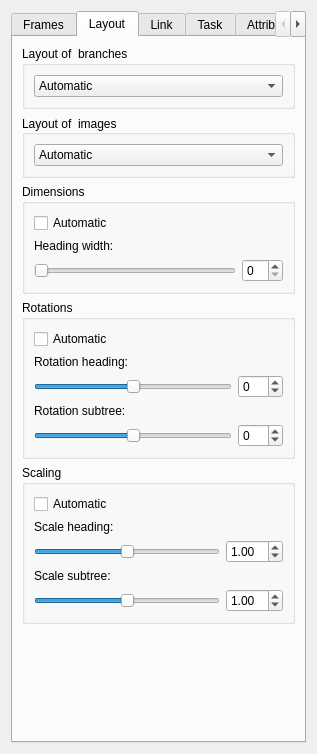
Old version of the form forms/branchpropeditor.ui in the repository insilmaril/vym.
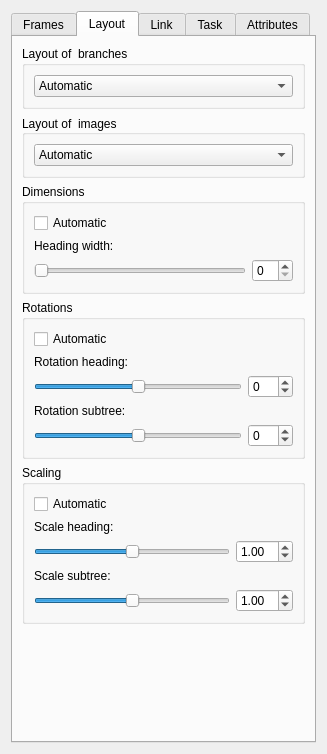
New version of the form. The open tabs and pages were chosen to show the change.

What changed in the file:
```diff
--- a/forms/branchpropeditor.ui
+++ b/forms/branchpropeditor.ui
@@ -6,7 +6,7 @@
    <rect>
     <x>0</x>
     <y>0</y>
-    <width>317</width>
+    <width>327</width>
     <height>754</height>
    </rect>
   </property>
```
Left out of the diff: 22 changed lines with no effect on the pictures.
